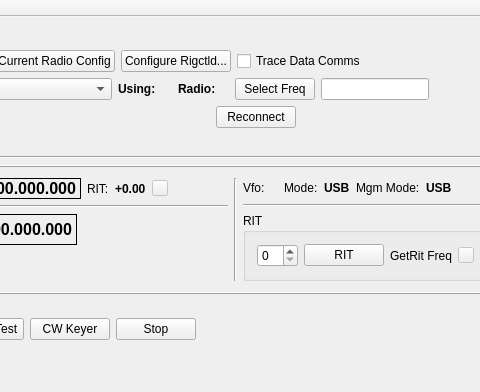
Rsclub22/Minos2-Mirror, file mqt/MqtRigControl/rigcontrolmainwindow.ui: the form before one commit; both pictures show x 135 to 615 and y 0 to 392 of the 1115 by 392 pixel window.
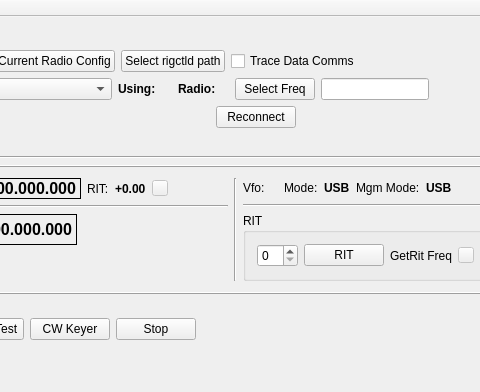
The form after the commit. Custom widgets are drawn as their Qt base class.

Commit message: Wording chanfe from "configure rigctld"

```diff
--- a/mqt/MqtRigControl/rigcontrolmainwindow.ui
+++ b/mqt/MqtRigControl/rigcontrolmainwindow.ui
@@ -40,7 +40,7 @@
             <item>
              <widget class="QPushButton" name="configRigctld">
               <property name="text">
-               <string>Configure Rigctld...</string>
+               <string>Select rigctld path</string>
               </property>
              </widget>
             </item>
```
The commit also changes 2 other files.
